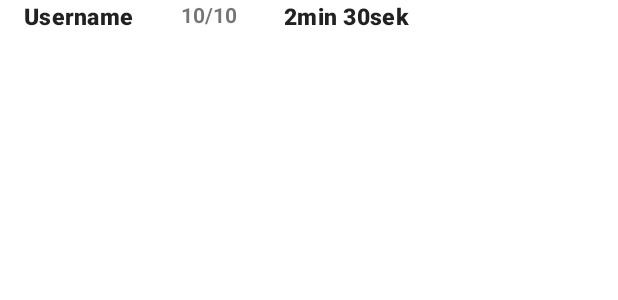
After one commit to Daniele-Muheim/QuizIT, an Android app: the layout leaderboard_items.xml on its own in the app's theme, with its tools: preview values and no code run, on a phone screen of 412 x 824 dp. The commit adds this screen. Shown: the top 300 px of the screen. Run offline under Robolectric (Android 15) with nearby library versions, the phone set to English and light mode, and no system bars.

Commit message:
feat: create leaderboard with RecyclerView

```diff
--- a/app/src/main/java/ch/hslu/mobpro/QuizIT/fragments/HostFragment.kt
+++ b/app/src/main/java/ch/hslu/mobpro/QuizIT/fragments/HostFragment.kt
@@ -40,6 +40,7 @@ class HostFragment : Fragment(R.layout.fragment_host) {
         viewBinding.textboxName.setText(quizViewModel.getUsername())
 
     }
+
     private fun clickStartButton() {
         if (viewBinding.textboxName.text.toString().isEmpty()) {
             Toast.makeText(requireActivity(), "Bitte gib einen Namen ein", Toast.LENGTH_SHORT).show()
--- /dev/null
+++ b/app/src/main/res/layout/leaderboard_items.xml
@@ -0,0 +1,49 @@
+<?xml version="1.0" encoding="utf-8"?>
+<androidx.constraintlayout.widget.ConstraintLayout xmlns:android="http://schemas.android.com/apk/res/android"
+    android:layout_width="match_parent"
+    xmlns:app="http://schemas.android.com/apk/res-auto"
+    android:layout_height="30dp"
+    android:layout_marginStart="16dp">
+
+    <TextView
+        android:id="@+id/username"
+        android:layout_width="wrap_content"
+        android:minWidth="70dp"
+        android:maxWidth="80dp"
+        android:layout_height="wrap_content"
+        android:text="@string/username"
+        android:textAppearance="?attr/textAppearanceHeadline6"
+        android:textSize="15sp"
+        android:textStyle="bold"
+        app:layout_constraintStart_toStartOf="parent"
+        app:layout_constraintTop_toTopOf="parent" />
+
+    <TextView
+        android:id="@+id/score"
+        android:layout_width="wrap_content"
+        android:minWidth="100dp"
+        android:maxWidth="100dp"
+        android:layout_height="wrap_content"
+        android:text="@string/score"
+        android:textAlignment="center"
+        android:textStyle="bold"
+        app:circularflow_viewCenter="@id/score"
+        app:layout_constraintTop_toTopOf="parent"
+        app:layout_constraintStart_toEndOf="@+id/username"
+         />
+
+    <TextView
+        android:id="@+id/time"
+        android:layout_width="wrap_content"
+        android:minWidth="150dp"
+        android:maxWidth="150dp"
+        android:layout_height="wrap_content"
+        android:text="@string/time"
+        android:textAppearance="?attr/textAppearanceHeadline6"
+        android:textSize="15sp"
+        android:textStyle="bold"
+        app:layout_constraintStart_toEndOf="@+id/score"
+        app:layout_constraintTop_toTopOf="parent" />
+
+
+</androidx.constraintlayout.widget.ConstraintLayout>
--- a/app/src/main/res/values/strings.xml
+++ b/app/src/main/res/values/strings.xml
@@ -18,4 +18,6 @@
     <string name="score">10/10</string>
     <string name="question">Welche Layout Pixel-Angabe ist in Kotlin nicht empfohlen?</string>
     <string name="date">16.05.2022</string>
+    <string name="time">2min 30sek</string>
+    <string name="startNewQuiz_button">Neues Quiz starten</string>
 </resources>
```
Also changed, not shown: app/src/main/java/ch/hslu/mobpro/QuizIT/adapters/LeaderboardAdapater.kt (added, +40 -0 lines), app/src/main/java/ch/hslu/mobpro/QuizIT/fragments/LeaderboardFragment.kt (+27 -0 lines), app/src/main/res/layout/fragment_leaderboard.xml (+16 -54 lines).
